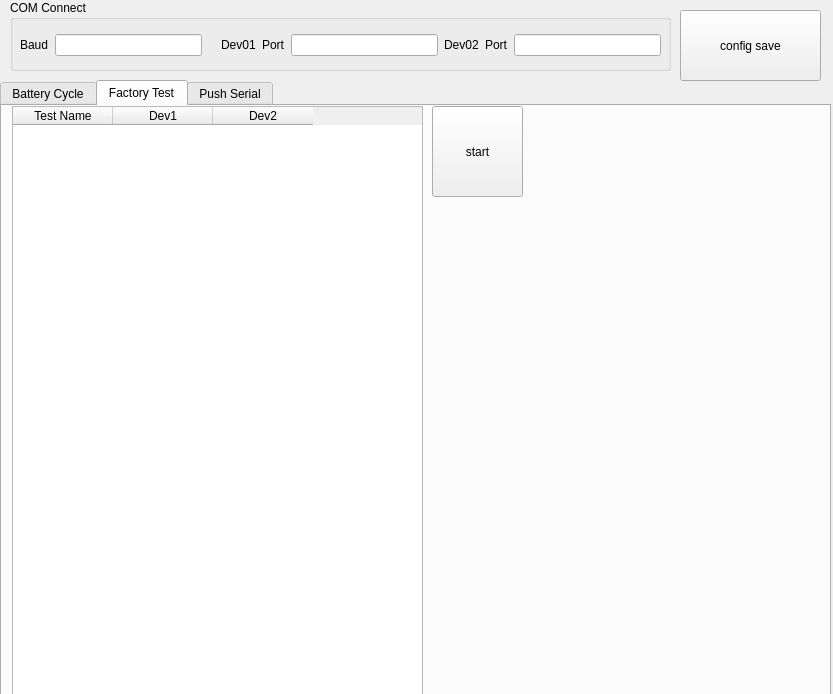
Before: the Qt Designer form src/BCT_UI.ui in ComMslee/BCT, drawn with Qt 5.
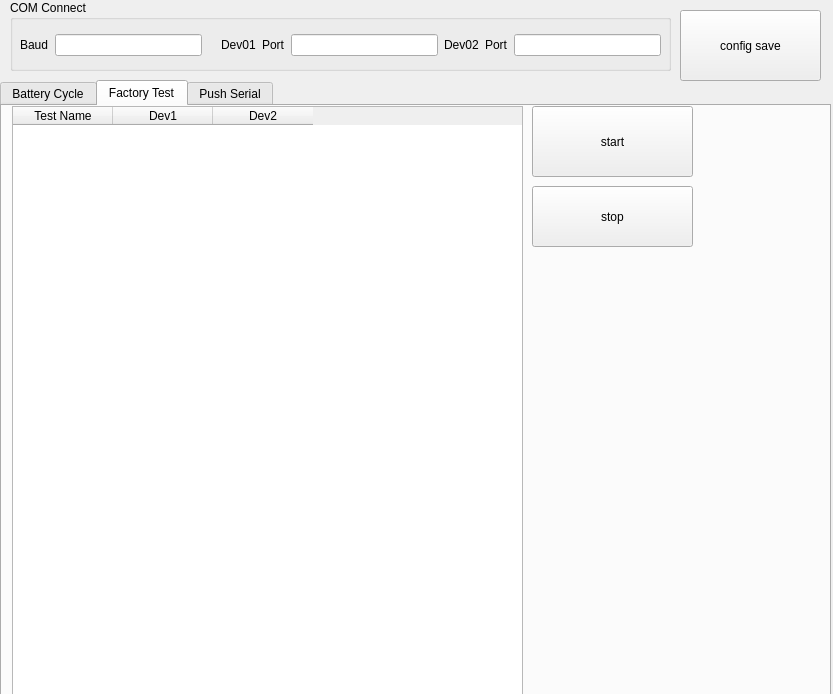
After: the same form once the commit is applied. The open tabs and pages were chosen to show the change.

```diff
--- a/src/BCT_UI.ui
+++ b/src/BCT_UI.ui
@@ -765,7 +765,7 @@
       <rect>
        <x>10</x>
        <y>0</y>
-       <width>411</width>
+       <width>511</width>
        <height>591</height>
       </rect>
      </property>
@@ -788,10 +788,10 @@
     <widget class="QPushButton" name="factory_start">
      <property name="geometry">
       <rect>
-       <x>430</x>
+       <x>530</x>
        <y>0</y>
-       <width>91</width>
-       <height>91</height>
+       <width>161</width>
+       <height>71</height>
       </rect>
      </property>
      <property name="sizePolicy">
@@ -804,6 +804,25 @@
       <string>start</string>
      </property>
     </widget>
+    <widget class="QPushButton" name="factory_stop">
+     <property name="geometry">
+      <rect>
+       <x>530</x>
+       <y>80</y>
+       <width>161</width>
+       <height>61</height>
+      </rect>
+     </property>
+     <property name="sizePolicy">
+      <sizepolicy hsizetype="Preferred" vsizetype="Preferred">
+       <horstretch>0</horstretch>
+       <verstretch>0</verstretch>
+      </sizepolicy>
+     </property>
+     <property name="text">
+      <string>stop</string>
+     </property>
+    </widget>
    </widget>
    <widget class="QWidget" name="tbSerial">
     <attribute name="title">
```
Left out of the diff: 14 changed lines with no effect on the pictures.
